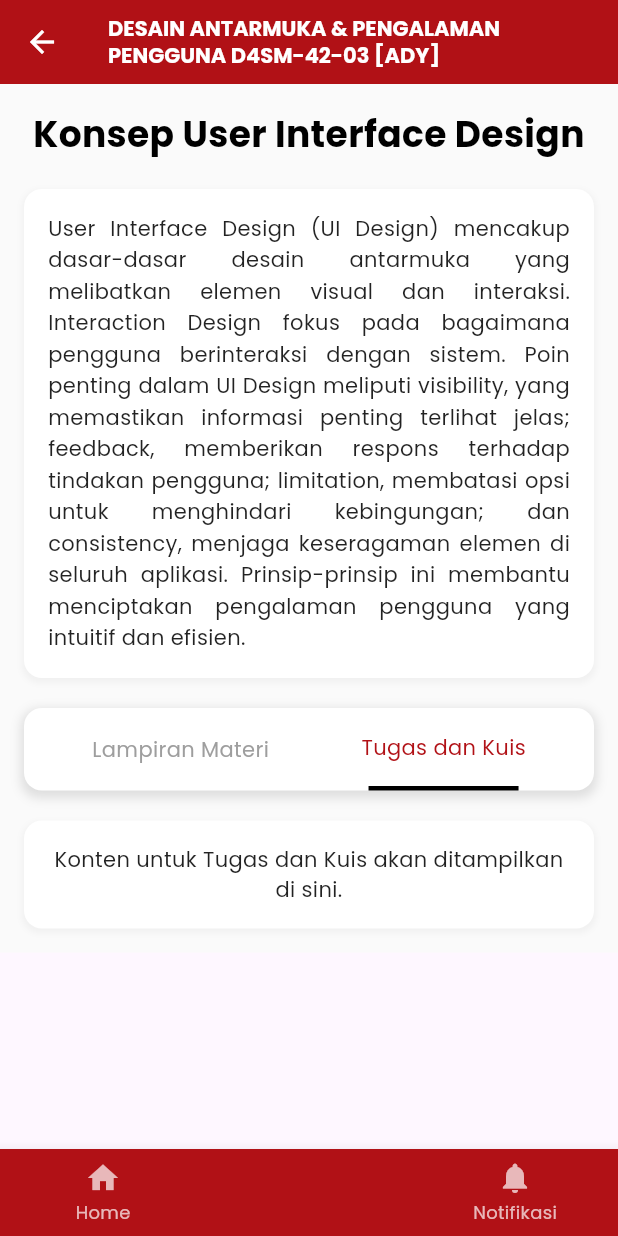
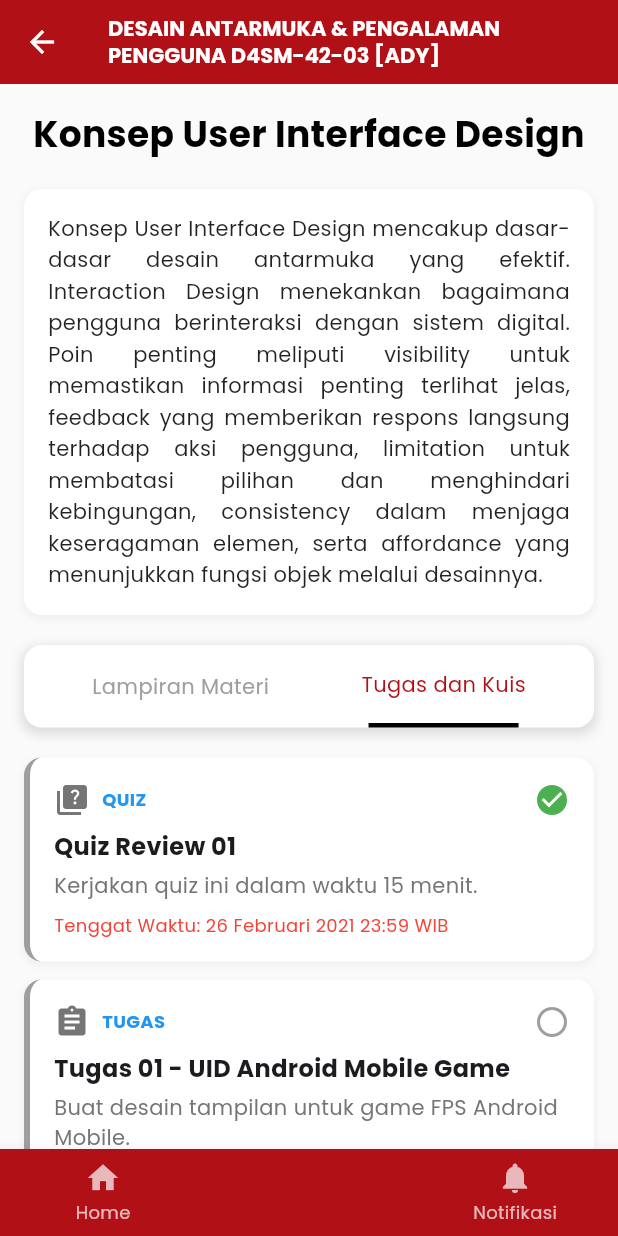
Before and after one commit to susirahma/lms, a Flutter app: the DetailMateriPertemuan2Page screen opened directly, after a tap on "Tugas dan Kuis", on a phone screen of 412 x 824 dp. Run offline on Flutter 3.47's test engine with Material 3 defaults, Android fonts, the phone set to English and light mode, and no system bars; our stand-ins replace google_fonts.

Commit message:
menambah sheet materi dan tab tugas atau kuis pertemuan 2

```diff
--- a/lib/detail_materi_pertemuan2_page.dart
+++ b/lib/detail_materi_pertemuan2_page.dart
@@ -66,7 +66,7 @@ class _DetailMateriPertemuan2PageState extends State<DetailMateriPertemuan2Page>
                   ],
                 ),
                 child: Text(
-                  'User Interface Design (UI Design) mencakup dasar-dasar desain antarmuka yang melibatkan elemen visual dan interaksi. Interaction Design fokus pada bagaimana pengguna berinteraksi dengan sistem. Poin penting dalam UI Design meliputi visibility, yang memastikan informasi penting terlihat jelas; feedback, memberikan respons terhadap tindakan pengguna; limitation, membatasi opsi untuk menghindari kebingungan; dan consistency, menjaga keseragaman elemen di seluruh aplikasi. Prinsip-prinsip ini membantu menciptakan pengalaman pengguna yang intuitif dan efisien.',
+                  'Konsep User Interface Design mencakup dasar-dasar desain antarmuka yang efektif. Interaction Design menekankan bagaimana pengguna berinteraksi dengan sistem digital. Poin penting meliputi visibility untuk memastikan informasi penting terlihat jelas, feedback yang memberikan respons langsung terhadap aksi pengguna, limitation untuk membatasi pilihan dan menghindari kebingungan, consistency dalam menjaga keseragaman elemen, serta affordance yang menunjukkan fungsi objek melalui desainnya.',
                   style: GoogleFonts.poppins(
                     fontSize: 14,
                     color: Colors.black87,
@@ -196,12 +196,42 @@ class _DetailMateriPertemuan2PageState extends State<DetailMateriPertemuan2Page>
                   },
                 )
               else if (activeTab == 1)
-                // Tugas dan Kuis content (placeholder for now)
-                Container(
-                  padding: const EdgeInsets.all(16.0),
+                // Tugas dan Kuis List
+                ListView.builder(
+                  shrinkWrap: true,
+                  physics: const NeverScrollableScrollPhysics(),
+                  itemCount: 2,
+                  itemBuilder: (context, index) {
+                    final tasks = [
+                      {
+                        'type': 'QUIZ',
+                        'title': 'Quiz Review 01',
+                        'description': 'Kerjakan quiz ini dalam waktu 15 menit.',
+                        'deadline': '26 Februari 2021 23:59 WIB',
+                        'checked': true,
+                        'icon': Icons.quiz,
+                      },
+                      {
+                        'type': 'TUGAS',
+                        'title': 'Tugas 01 - UID Android Mobile Game',
+                        'description': 'Buat desain tampilan untuk game FPS Android Mobile.',
+                        'deadline': '',
+                        'checked': false,
+                        'icon': Icons.assignment,
+                      },
+                    ];
+                    final task = tasks[index];
+                    return Container(
+                      margin: const EdgeInsets.only(bottom: 12),
                       decoration: BoxDecoration(
                         color: Colors.white,
                         borderRadius: BorderRadius.circular(12),
+                        border: Border(
+                          left: BorderSide(
+                            color: Colors.grey,
+                            width: 4,
+                          ),
+                        ),
                         boxShadow: [
                           BoxShadow(
                             color: Colors.grey.withOpacity(0.1),
@@ -211,14 +241,67 @@ class _DetailMateriPertemuan2PageState extends State<DetailMateriPertemuan2Page>
                           ),
                         ],
                       ),
-                  child: Text(
-                    'Konten untuk Tugas dan Kuis akan ditampilkan di sini.',
+                      child: Padding(
+                        padding: const EdgeInsets.all(16.0),
+                        child: Column(
+                          crossAxisAlignment: CrossAxisAlignment.start,
+                          children: [
+                            Row(
+                              children: [
+                                Icon(
+                                  task['icon'] as IconData,
+                                  color: Colors.grey[600],
+                                  size: 24,
+                                ),
+                                const SizedBox(width: 8),
+                                Text(
+                                  task['type'] as String,
+                                  style: GoogleFonts.poppins(
+                                    fontSize: 12,
+                                    fontWeight: FontWeight.bold,
+                                    color: Colors.blue,
+                                  ),
+                                ),
+                                const Spacer(),
+                                Icon(
+                                  (task['checked'] as bool) ? Icons.check_circle : Icons.radio_button_unchecked,
+                                  color: (task['checked'] as bool) ? Colors.green : Colors.grey,
+                                  size: 24,
+                                ),
+                              ],
+                            ),
+                            const SizedBox(height: 8),
+                            Text(
+                              task['title'] as String,
+                              style: GoogleFonts.poppins(
+                                fontSize: 16,
+                                fontWeight: FontWeight.bold,
+                              ),
+                            ),
+                            const SizedBox(height: 4),
+                            Text(
+                              task['description'] as String,
                               style: GoogleFonts.poppins(
                                 fontSize: 14,
-                      color: Colors.black87,
+                                color: Colors.grey[600],
                               ),
-                    textAlign: TextAlign.center,
                             ),
+                            if (task['deadline'] != '')
+                              Padding(
+                                padding: const EdgeInsets.only(top: 8),
+                                child: Text(
+                                  'Tenggat Waktu: ${task['deadline']}',
+                                  style: GoogleFonts.poppins(
+                                    fontSize: 12,
+                                    color: Colors.red,
+                                  ),
+                                ),
+                              ),
+                          ],
+                        ),
+                      ),
+                    );
+                  },
                 ),
             ],
           ),
```
Lines whose indentation alone changed are shown as unchanged.
